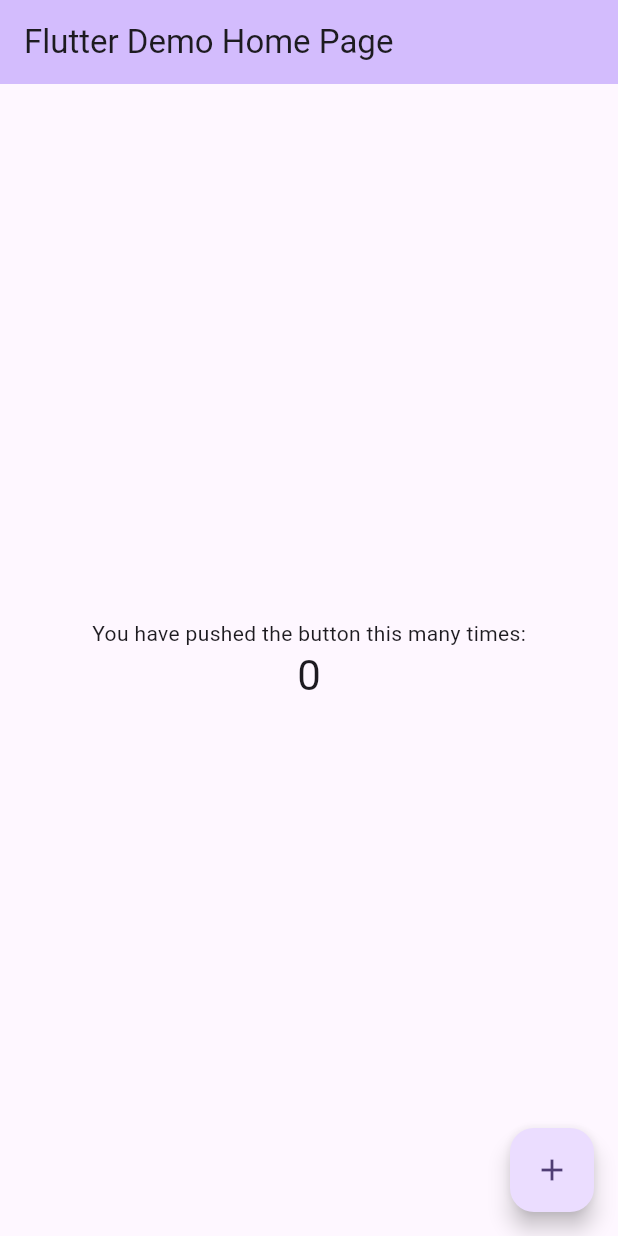
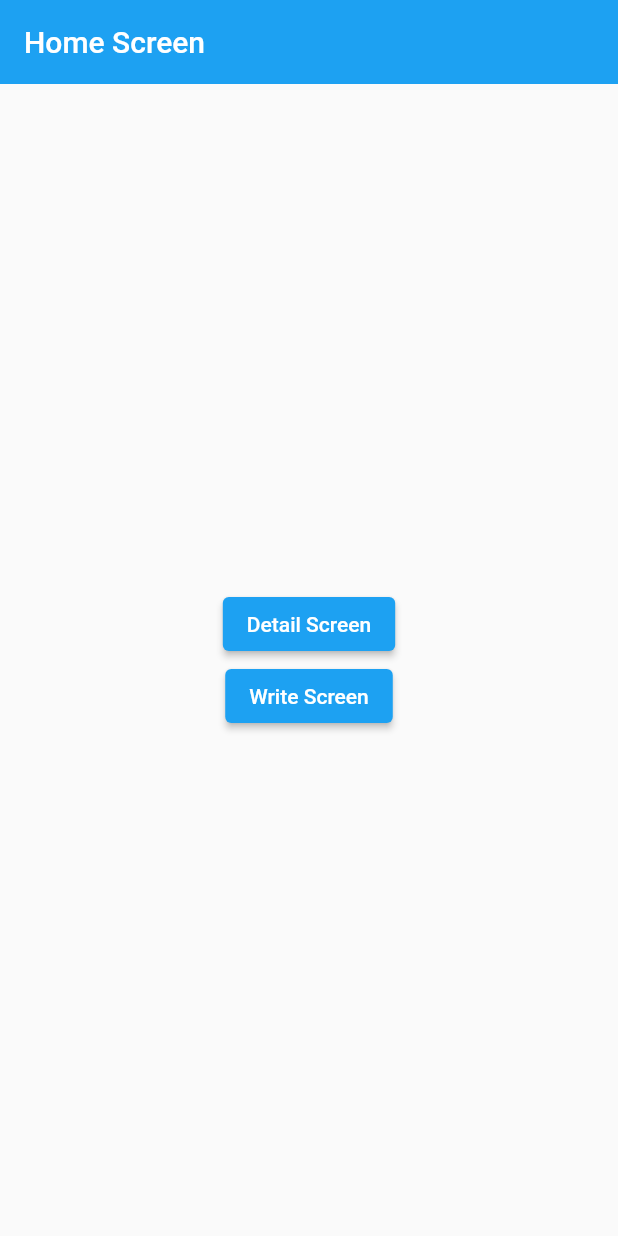
Before and after one commit to ggstargame45/malf_application, a Flutter app: the screen it shows after launch, on a phone screen of 412 x 824 dp. Run offline on Flutter 3.47's test engine with Material 2 defaults, Android fonts, the phone set to English and light mode, and no system bars; our stand-ins replace auto_route, flutter_riverpod, logger.

Commit message:
추가 변경점

```diff
--- a/lib/config/routes/app_route.dart
+++ b/lib/config/routes/app_route.dart
@@ -0,0 +1,24 @@
+import 'package:auto_route/auto_route.dart';
+import 'package:flutter/material.dart';
+
+import '../../features/home/presentation/screens/home_screen.dart';
+import '../../features/detail/presentation/screens/detail_screen.dart';
+import '../../features/write/presentation/screens/write_screen.dart';
+
+part 'app_route.gr.dart';
+
+@AutoRouterConfig(replaceInRouteName: 'Screen,Route')
+class AppRouter extends _$AppRouter {
+
+  @override
+  RouteType get defaultRouteType =>
+      const RouteType.material();
+
+  @override
+  List<AutoRoute> get routes => [
+        /// routes go here
+        AutoRoute(page: HomeRoute.page, initial: true),
+        AutoRoute(page: DetailRoute.page),
+        AutoRoute(page: WriteRoute.page),
+      ];
+}
--- /dev/null
+++ b/lib/features/detail/presentation/screens/detail_screen.dart
@@ -0,0 +1,34 @@
+import 'package:auto_route/auto_route.dart';
+import 'package:flutter/material.dart';
+import 'package:flutter_riverpod/flutter_riverpod.dart';
+
+import '../../../../config/routes/app_route.dart';
+
+@RoutePage()
+class DetailScreen extends ConsumerWidget {
+  const DetailScreen({Key? key}) : super(key: key);
+
+  @override
+  Widget build(BuildContext context, WidgetRef ref) {
+    return Scaffold(
+      appBar: AppBar(
+        title: const Text('Detail Screen'),
+      ),
+      body: Center(
+        child: Column(
+          mainAxisAlignment: MainAxisAlignment.center,
+          children: [
+            const Text('Detail Screen'),
+            const SizedBox(height: 16),
+            ElevatedButton(
+              onPressed: () {
+                context.router.push(const WriteRoute());
+              },
+              child: const Text('Go to Write Screen'),
+            ),
+          ],
+        ),
+      ),
+    );
+  }
+}
--- /dev/null
+++ b/lib/features/home/presentation/screens/home_screen.dart
@@ -0,0 +1,34 @@
+import 'package:auto_route/auto_route.dart';
+import 'package:flutter/material.dart';
+import 'package:flutter_riverpod/flutter_riverpod.dart';
+
+import '../../../../config/routes/app_route.dart';
+
+@RoutePage()
+class HomeScreen extends ConsumerWidget {
+  HomeScreen({Key? key}) : super(key: key);
+
+  @override
+  Widget build(BuildContext context, WidgetRef ref) {
+    return Scaffold(
+      appBar: AppBar(
+        title: const Text('Home Screen'),
+      ),
+      body: Center(
+        child: Column(
+          mainAxisAlignment: MainAxisAlignment.center,
+          children: [
+            ElevatedButton(
+              onPressed: () => context.router.push(const DetailRoute()),
+              child: const Text('Detail Screen'),
+            ),
+            ElevatedButton(
+              onPressed: () => context.router.push(const WriteRoute()),
+              child: const Text('Write Screen'),
+            ),
+          ],
+        ),
+      ),
+    );
+  }
+}
--- /dev/null
+++ b/lib/features/write/presentation/screens/write_screen.dart
@@ -0,0 +1,35 @@
+import 'package:auto_route/auto_route.dart';
+import 'package:flutter/material.dart';
+import 'package:flutter_riverpod/flutter_riverpod.dart';
+
+import '../../../../config/routes/app_route.dart';
+
+
+@RoutePage()
+class WriteScreen extends ConsumerWidget {
+  const WriteScreen({Key? key}) : super(key: key);
+
+  @override
+  Widget build(BuildContext context, WidgetRef ref) {
+    return Scaffold(
+      appBar: AppBar(
+        title: const Text('Write Screen'),
+      ),
+      body: Center(
+        child: Column(
+          mainAxisAlignment: MainAxisAlignment.center,
+          children: [
+            const Text('Write Screen'),
+            const SizedBox(height: 16),
+            ElevatedButton(
+              onPressed: () {
+                context.router.push(const DetailRoute());
+              },
+              child: const Text('Go to Detail Screen'),
+            ),
+          ],
+        ),
+      ),
+    );
+  }
+}
--- a/lib/main.dart
+++ b/lib/main.dart
@@ -2,127 +2,14 @@ import 'package:flutter/material.dart';
 import 'package:flutter_riverpod/flutter_riverpod.dart';
 import 'package:logger/logger.dart';
 
+import 'package:malf_application/main/observers.dart';
+import 'package:malf_application/main/malf.dart';
+
 void main() {
-  runApp(const MyApp());
+  runApp(ProviderScope(
+    observers: [
+      Observers(),
+    ],
+    child: MalfApp(),
+  ));
 }
-
-class MyApp extends StatelessWidget {
-  const MyApp({super.key});
-
-  // This widget is the root of your application.
-  @override
-  Widget build(BuildContext context) {
-    return MaterialApp(
-      title: 'Flutter Demo',
-      theme: ThemeData(
-        // This is the theme of your application.
-        //
-        // TRY THIS: Try running your application with "flutter run". You'll see
-        // the application has a blue toolbar. Then, without quitting the app,
-        // try changing the seedColor in the colorScheme below to Colors.green
-        // and then invoke "hot reload" (save your changes or press the "hot
-        // reload" button in a Flutter-supported IDE, or press "r" if you used
-        // the command line to start the app).
-        //
-        // Notice that the counter didn't reset back to zero; the application
-        // state is not lost during the reload. To reset the state, use hot
-        // restart instead.
-        //
-        // This works for code too, not just values: Most code changes can be
-        // tested with just a hot reload.
-        colorScheme: ColorScheme.fromSeed(seedColor: Colors.deepPurple),
-        useMaterial3: true,
-      ),
-      home: const MyHomePage(title: 'Flutter Demo Home Page'),
-    );
-  }
-}
-
-class MyHomePage extends StatefulWidget {
-  const MyHomePage({super.key, required this.title});
-
-  // This widget is the home page of your application. It is stateful, meaning
-  // that it has a State object (defined below) that contains fields that affect
-  // how it looks.
-
-  // This class is the configuration for the state. It holds the values (in this
-  // case the title) provided by the parent (in this case the App widget) and
-  // used by the build method of the State. Fields in a Widget subclass are
-  // always marked "final".
-
-  final String title;
-
-  @override
-  State<MyHomePage> createState() => _MyHomePageState();
-}
-
-class _MyHomePageState extends State<MyHomePage> {
-  int _counter = 0;
-
-  void _incrementCounter() {
-    setState(() {
-      // This call to setState tells the Flutter framework that something has
-      // changed in this State, which causes it to rerun the build method below
-      // so that the display can reflect the updated values. If we changed
-      // _counter without calling setState(), then the build method would not be
-      // called again, and so nothing would appear to happen.
-      _counter++;
-    });
-  }
-
-  @override
-  Widget build(BuildContext context) {
-    // This method is rerun every time setState is called, for instance as done
-    // by the _incrementCounter method above.
-    //
-    // The Flutter framework has been optimized to make rerunning build methods
-    // fast, so that you can just rebuild anything that needs updating rather
-    // than having to individually change instances of widgets.
-    return Scaffold(
-      appBar: AppBar(
-        // TRY THIS: Try changing the color here to a specific color (to
-        // Colors.amber, perhaps?) and trigger a hot reload to see the AppBar
-        // change color while the other colors stay the same.
-        backgroundColor: Theme.of(context).colorScheme.inversePrimary,
-        // Here we take the value from the MyHomePage object that was created by
-        // the App.build method, and use it to set our appbar title.
-        title: Text(widget.title),
-      ),
-      body: Center(
-        // Center is a layout widget. It takes a single child and positions it
-        // in the middle of the parent.
-        child: Column(
-
-          // Column is also a layout widget. It takes a list of children and
-          // arranges them vertically. By default, it sizes itself to fit its
-          // children horizontally, and tries to be as tall as its parent.
-          //
-          // Column has various properties to control how it sizes itself and
-          // how it positions its children. Here we use mainAxisAlignment to
-          // center the children vertically; the main axis here is the vertical
-          // axis because Columns are vertical (the cross axis would be
-          // horizontal).
-          //
-          // TRY THIS: Invoke "debug painting" (choose the "Toggle Debug Paint"
-          // action in the IDE, or press "p" in the console), to see the
-          // wireframe for each widget.
-          mainAxisAlignment: MainAxisAlignment.center,
-          children: <Widget>[
-            const Text(
-              'You have pushed the button this many times:',
-            ),
-            Text(
-              '$_counter',
-              style: Theme.of(context).textTheme.headlineMedium,
-            ),
-          ],
-        ),
-      ),
-      floatingActionButton: FloatingActionButton(
-        onPressed: _incrementCounter,
-        tooltip: 'Increment',
-        child: const Icon(Icons.add),
-      ), // This trailing comma makes auto-formatting nicer for build methods.
-    );
-  }
-}
--- a/lib/main/malf.dart
+++ b/lib/main/malf.dart
@@ -0,0 +1,26 @@
+import 'package:flutter/material.dart';
+import 'package:flutter_riverpod/flutter_riverpod.dart';
+import 'package:malf_application/shared/theme/app_theme.dart';
+
+import 'package:malf_application/config/routes/app_route.dart';
+
+
+class MalfApp extends ConsumerWidget {
+  MalfApp({super.key});
+
+  final appRouter = AppRouter();
+
+  @override
+  Widget build(BuildContext context, WidgetRef ref) {
+    final themeMode = ref.watch(appThemeProvider);
+    return MaterialApp.router(
+      title: 'Malf Application',
+      theme: AppTheme.lightTheme,
+      darkTheme: AppTheme.darkTheme,
+      themeMode: themeMode,
+      routeInformationParser: appRouter.defaultRouteParser(),
+      routerDelegate: appRouter.delegate(),
+      debugShowCheckedModeBanner: false,
+    );
+  }
+}
--- /dev/null
+++ b/lib/main/observers.dart
@@ -0,0 +1,29 @@
+import 'dart:developer';
+
+import 'package:flutter_riverpod/flutter_riverpod.dart';
+
+class Observers extends ProviderObserver {
+  @override
+  void didUpdateProvider(
+    ProviderBase provider,
+    Object? previousValue,
+    Object? newValue,
+    ProviderContainer container,
+  ) {
+    log('''
+{
+  "provider": "${provider.name ?? provider.runtimeType}",
+  "newValue": "$newValue"
+}''');
+  }
+
+  @override
+  void didDisposeProvider(ProviderBase provider, ProviderContainer container) {
+    log('''
+{
+  "provider": "${provider.name ?? provider.runtimeType}",
+  "newValue": "disposed"
+}''');
+    super.didDisposeProvider(provider, container);
+  }
+}
--- /dev/null
+++ b/lib/shared/theme/app_colors.dart
@@ -0,0 +1,21 @@
+import 'package:flutter/material.dart';
+
+class AppColors {
+  /// App primary color
+  static const Color primary = Color(0xff1DA1F2);
+
+  /// App secondary color
+  static const Color error = Color(0xffFC698C);
+
+  /// App black color
+  static const Color black = Color(0xff14171A);
+
+  /// App white color
+  static const Color white = Color(0xffffffff);
+
+  /// Light grey color
+  static const Color lightGrey = Color(0xffAAB8C2);
+
+  /// Extra Light grey color
+  static const Color extraLightGrey = Color(0xffE1E8ED);
+}
--- /dev/null
+++ b/lib/shared/theme/app_theme.dart
@@ -0,0 +1,109 @@
+import 'package:flutter/material.dart';
+//import 'package:flutter_project/shared/data/local/storage_service.dart';
+//import 'package:flutter_project/shared/domain/providers/sharedpreferences_storage_service_provider.dart';
+//import 'package:flutter_project/shared/globals.dart';
+import 'package:malf_application/shared/theme/app_colors.dart';
+import 'package:malf_application/shared/theme/test_styles.dart';
+import 'package:malf_application/shared/theme/text_theme.dart';
+import 'package:flutter_riverpod/flutter_riverpod.dart';
+
+// final appThemeProvider = StateNotifierProvider<AppThemeModeNotifier, ThemeMode>(
+//       (ref) {
+//     final storage = ref.watch(storageServiceProvider);
+//     return AppThemeModeNotifier(storage);
+//   },
+// );
+//
+
+final appThemeProvider = StateNotifierProvider<AppThemeModeNotifier, ThemeMode>(
+  (ref) {
+    // final storage = ref.watch(storageServiceProvider);
+    return AppThemeModeNotifier();
+  },
+);
+
+class AppThemeModeNotifier extends StateNotifier<ThemeMode> {
+  // final StroageService stroageService;
+
+  ThemeMode currentTheme = ThemeMode.light;
+
+  AppThemeModeNotifier() : super(ThemeMode.light) {
+    // getCurrentTheme();
+  }
+
+  void toggleTheme() {
+    state = state == ThemeMode.dark ? ThemeMode.light : ThemeMode.dark;
+    // stroageService.set(APP_THEME_STORAGE_KEY, state.name);
+  }
+
+  // void getCurrentTheme() async {
+  //   final theme = await stroageService.get(APP_THEME_STORAGE_KEY);
+  //   final value = ThemeMode.values.byName('${theme ?? 'light'}');
+  //   state = value;
+  // }
+}
+
+// class AppThemeModeNotifier extends StateNotifier<ThemeMode> {
+//   final StroageService stroageService;
+//
+//   ThemeMode currentTheme = ThemeMode.light;
+//
+//   AppThemeModeNotifier(this.stroageService) : super(ThemeMode.light) {
+//     getCurrentTheme();
+//   }
+//
+//   void toggleTheme() {
+//     state = state == ThemeMode.dark ? ThemeMode.light : ThemeMode.dark;
+//     stroageService.set(APP_THEME_STORAGE_KEY, state.name);
+//   }
+//
+//   void getCurrentTheme() async {
+//     final theme = await stroageService.get(APP_THEME_STORAGE_KEY);
+//     final value = ThemeMode.values.byName('${theme ?? 'light'}');
+//     state = value;
+//   }
+// }
+
+class AppTheme {
+  static ThemeData get darkTheme {
+    return ThemeData(
+      brightness: Brightness.dark,
+      fontFamily: AppTextStyles.fontFamily,
+      primaryColor: AppColors.primary,
+      colorScheme: const ColorScheme.dark(
+        primary: AppColors.primary,
+        secondary: AppColors.lightGrey,
+        error: AppColors.error,
+        background: AppColors.black,
+      ),
+      // backgroundColor: AppColors.black,
+      scaffoldBackgroundColor: AppColors.black,
+      textTheme: TextThemes.darkTextTheme,
+      primaryTextTheme: TextThemes.primaryTextTheme,
+      appBarTheme: const AppBarTheme(
+        elevation: 0,
+        backgroundColor: AppColors.black,
+        titleTextStyle: AppTextStyles.h2,
+      ),
+    );
+  }
+
+  /// Light theme data of the app
+  static ThemeData get lightTheme {
+    return ThemeData(
+      brightness: Brightness.light,
+      primaryColor: AppColors.primary,
+      textTheme: TextThemes.textTheme,
+      primaryTextTheme: TextThemes.primaryTextTheme,
+      colorScheme: const ColorScheme.light(
+        primary: AppColors.primary,
+        secondary: AppColors.lightGrey,
+        error: AppColors.error,
+      ),
+      appBarTheme: const AppBarTheme(
+        elevation: 0,
+        backgroundColor: AppColors.primary,
+      ),
+    );
+  }
+}
--- /dev/null
+++ b/lib/shared/theme/test_styles.dart
@@ -0,0 +1,48 @@
+import 'package:flutter/material.dart';
+
+class AppTextStyles {
+  static const String fontFamily = 'Helvetica';
+
+  /// Text style for body
+  static const TextStyle bodyLg = TextStyle(
+    fontSize: 16,
+    fontWeight: FontWeight.w500,
+  );
+
+  static const TextStyle body = TextStyle(
+    fontSize: 14,
+    fontWeight: FontWeight.w400,
+  );
+
+  static const TextStyle bodySm = TextStyle(
+    fontSize: 12,
+    fontWeight: FontWeight.w300,
+  );
+
+  static const TextStyle bodyXs = TextStyle(
+    fontSize: 10,
+    fontWeight: FontWeight.w300,
+  );
+
+  /// Text style for heading
+
+  static const TextStyle h1 = TextStyle(
+    fontSize: 24,
+    fontWeight: FontWeight.w700,
+  );
+
+  static const TextStyle h2 = TextStyle(
+    fontSize: 22,
+    fontWeight: FontWeight.w700,
+  );
+
+  static const TextStyle h3 = TextStyle(
+    fontSize: 20,
+    fontWeight: FontWeight.w600,
+  );
+
+  static const TextStyle h4 = TextStyle(
+    fontSize: 18,
+    fontWeight: FontWeight.w500,
+  );
+}
--- /dev/null
+++ b/lib/shared/theme/text_theme.dart
@@ -0,0 +1,50 @@
+import 'package:flutter/material.dart';
+import 'package:malf_application/shared/theme/app_colors.dart';
+import 'package:malf_application/shared/theme/test_styles.dart';
+
+class TextThemes {
+  /// Main text theme
+
+  static TextTheme get textTheme {
+    return const TextTheme(
+      bodyLarge: AppTextStyles.bodyLg,
+      bodyMedium: AppTextStyles.body,
+      titleMedium: AppTextStyles.bodySm,
+      titleSmall: AppTextStyles.bodyXs,
+      displayLarge: AppTextStyles.h1,
+      displayMedium: AppTextStyles.h2,
+      displaySmall: AppTextStyles.h3,
+      headlineMedium: AppTextStyles.h4,
+    );
+  }
+
+  /// Dark text theme
+
+  static TextTheme get darkTextTheme {
+    return TextTheme(
+      bodyLarge: AppTextStyles.bodyLg.copyWith(color: AppColors.white),
+      bodyMedium: AppTextStyles.body.copyWith(color: AppColors.white),
+      titleMedium: AppTextStyles.bodySm.copyWith(color: AppColors.white),
+      titleSmall: AppTextStyles.bodyXs.copyWith(color: AppColors.white),
+      displayLarge: AppTextStyles.h1.copyWith(color: AppColors.white),
+      displayMedium: AppTextStyles.h2.copyWith(color: AppColors.white),
+      displaySmall: AppTextStyles.h3.copyWith(color: AppColors.white),
+      headlineMedium: AppTextStyles.h4.copyWith(color: AppColors.white),
+    );
+  }
+
+  /// Primary text theme
+
+  static TextTheme get primaryTextTheme {
+    return TextTheme(
+      bodyLarge: AppTextStyles.bodyLg.copyWith(color: AppColors.primary),
+      bodyMedium: AppTextStyles.body.copyWith(color: AppColors.primary),
+      titleMedium: AppTextStyles.bodySm.copyWith(color: AppColors.primary),
+      titleSmall: AppTextStyles.bodyXs.copyWith(color: AppColors.primary),
+      displayLarge: AppTextStyles.h1.copyWith(color: AppColors.primary),
+      displayMedium: AppTextStyles.h2.copyWith(color: AppColors.primary),
+      displaySmall: AppTextStyles.h3.copyWith(color: AppColors.primary),
+      headlineMedium: AppTextStyles.h4.copyWith(color: AppColors.primary),
+    );
+  }
+}
```
Also changed, not shown: pubspec.yaml (+8 -6 lines), lib/config/routes/app_route.gr.dart (added), lib/config/theme/app_theme.dart (deleted), lib/feature/detail/presentation/screens/detail_screen.dart (deleted), lib/feature/home/presentation/screens/home_screen.dart (deleted), lib/feature/write/presentation/screens/write_screen.dart (deleted), pubspec.lock, 2 other files.
